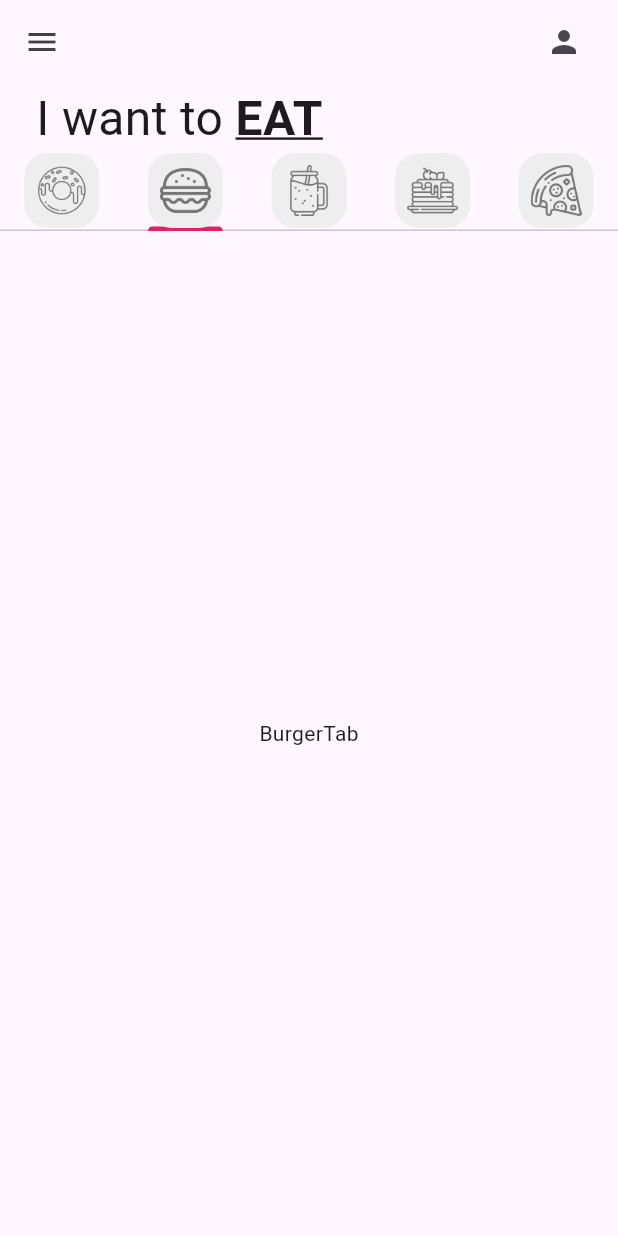
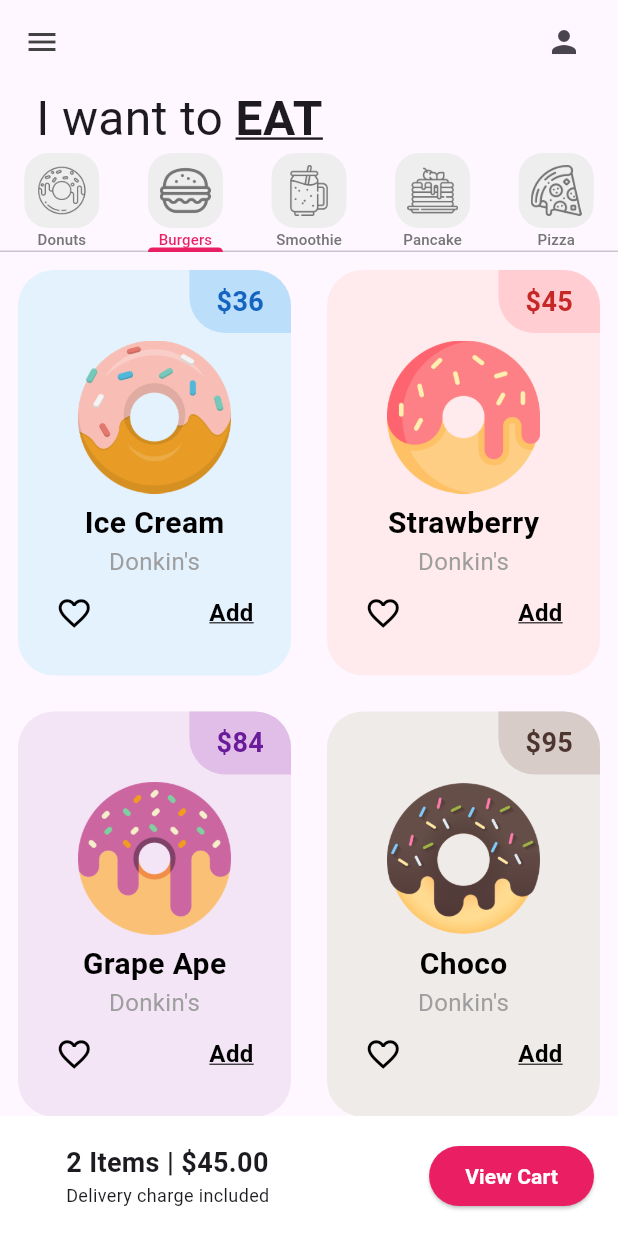
Before and after one commit to Angel-HC554/the_donut_app_8SC, a Flutter app: the screen it shows after launch, tab 2 chosen, on a phone screen of 412 x 824 dp. Run offline on Flutter 3.47's test engine with Material 3 defaults, Android fonts, the phone set to English and light mode, and no system bars.

Commit message:
UI Finished

```diff
--- a/lib/pages/home_page.dart
+++ b/lib/pages/home_page.dart
@@ -18,22 +18,27 @@ class _HomePageState extends State<HomePage> {
     //Donut Tab
     const MyTab(
       iconPath: 'lib/icons/donut.png',
+      tabName: 'Donuts',
     ),
     //Burguer Tab
     const MyTab(
       iconPath: 'lib/icons/burger.png',
+      tabName: 'Burgers',
     ),
     //Smootie Tab
     const MyTab(
       iconPath: 'lib/icons/smoothie.png',
+      tabName: 'Smoothie',
     ),
     //Pancake Tab
     const MyTab(
       iconPath: 'lib/icons/pancakes.png',
+      tabName: 'Pancake',
     ),
     //Pizza Tab
     const MyTab(
       iconPath: 'lib/icons/pizza.png',
+      tabName: 'Pizza',
     )
   ];
   @override
@@ -77,7 +82,11 @@ class _HomePageState extends State<HomePage> {
               ),
             ),
             //Tab Bar
-            TabBar(tabs: myTabs),
+            TabBar(
+              tabs: myTabs,
+              labelColor: Colors.pink,
+              unselectedLabelColor: Colors.grey[600],
+            ),
             Expanded(
                 child: TabBarView(children: [
               DonutTab(),
@@ -86,7 +95,41 @@ class _HomePageState extends State<HomePage> {
               PanCakeTab(),
               PizzaTab()
             ])),
-            //Tab Bar View
+            //Carrito
+            Container(
+              color: Colors.white,
+              padding: const EdgeInsets.all(16),
+              child: Row(
+                mainAxisAlignment: MainAxisAlignment.spaceBetween,
+                children: [
+                  const Padding(
+                    padding: EdgeInsets.only(left: 28),
+                    child: Column(
+                      crossAxisAlignment: CrossAxisAlignment.start,
+                      children: [
+                        Text(
+                          "2 Items | \$45.00",
+                          style: TextStyle(
+                              fontSize: 18, fontWeight: FontWeight.bold),
+                        ),
+                        Text("Delivery charge included",
+                            style: TextStyle(fontSize: 12))
+                      ],
+                    ),
+                  ),
+                  ElevatedButton(
+                      style: ElevatedButton.styleFrom(
+                        backgroundColor: Colors.pink,
+                      ),
+                      onPressed: () {},
+                      child: const Text(
+                        "View Cart",
+                        style: TextStyle(
+                            color: Colors.white, fontWeight: FontWeight.bold),
+                      )),
+                ],
+              ),
+            )
           ],
         ),
       ),
--- a/lib/tabs/burger_tab.dart
+++ b/lib/tabs/burger_tab.dart
@@ -1,11 +1,35 @@
 import 'package:flutter/material.dart';
+import 'package:donut_app_8sc/utils/donutTile.dart';
 
 class BurgerTab extends StatelessWidget {
-  const BurgerTab({super.key});
+  //Lista de donas
+  final List donutsOnSale = [
+    //[donutFlavor, donutPrice, donutColor, imageName]
+    ["Ice Cream", "36", Colors.blue, "lib/images/icecream_donut.png"],
+    ["Strawberry", "45", Colors.red, "lib/images/strawberry_donut.png"],
+    ["Grape Ape", "84", Colors.purple, "lib/images/grape_donut.png"],
+    ["Choco", "95", Colors.brown, "lib/images/chocolate_donut.png"]
+  ];
+  BurgerTab({super.key});
   @override
   Widget build(BuildContext context) {
-    return const Center(
-      child: Text("BurgerTab"),
+    return GridView.builder(
+      //Cómo se va a distribuir
+      gridDelegate: SliverGridDelegateWithFixedCrossAxisCount(
+          //Tuve que agregar el childAspectRatio para que pueda verse completa toda la informacion
+          crossAxisCount: 2,
+          childAspectRatio: 0.7),
+      //Qué elementos tendrá
+      itemBuilder: (context, index) {
+        return DonutTile(
+          donutFlavor: donutsOnSale[index][0],
+          donutPrice: donutsOnSale[index][1],
+          donutColor: donutsOnSale[index][2],
+          imageName: donutsOnSale[index][3],
+        );
+      },
+      //Cuántos elementos
+      itemCount: donutsOnSale.length,
     );
   }
 }
--- a/lib/utils/my_tab.dart
+++ b/lib/utils/my_tab.dart
@@ -3,10 +3,13 @@ import 'package:flutter/material.dart';
 class MyTab extends StatelessWidget {
   //ruta del archivo del icono
   final String iconPath;
-  const MyTab({super.key, required this.iconPath});
+  final String tabName;
+  const MyTab({super.key, required this.iconPath, required this.tabName});
   @override
   Widget build(BuildContext context) {
-    return Tab(
+    return Column(
+      children: [
+        Tab(
           height: 50,
           child: Container(
             padding: const EdgeInsets.all(8),
@@ -19,6 +22,12 @@ class MyTab extends StatelessWidget {
               color: Colors.grey[600],
             ),
           ),
+        ),
+        Text(
+          tabName,
+          style: TextStyle(fontSize: 10),
+        ),
+      ],
     );
   }
 }
```
Lines whose indentation alone changed are shown as unchanged.
